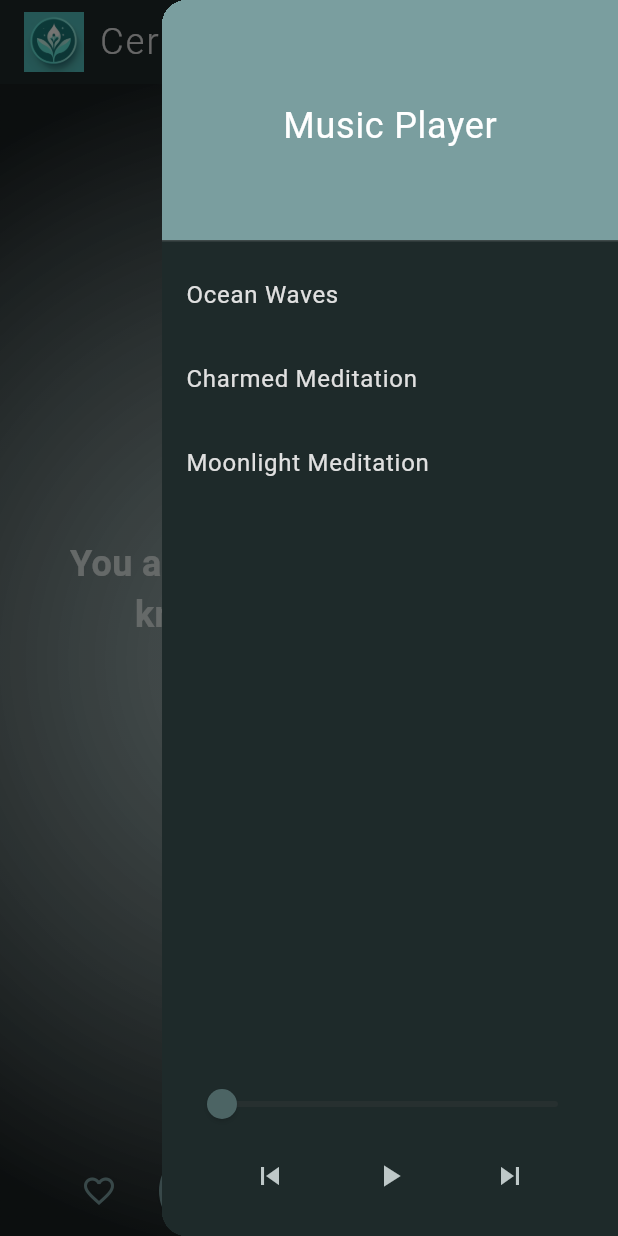
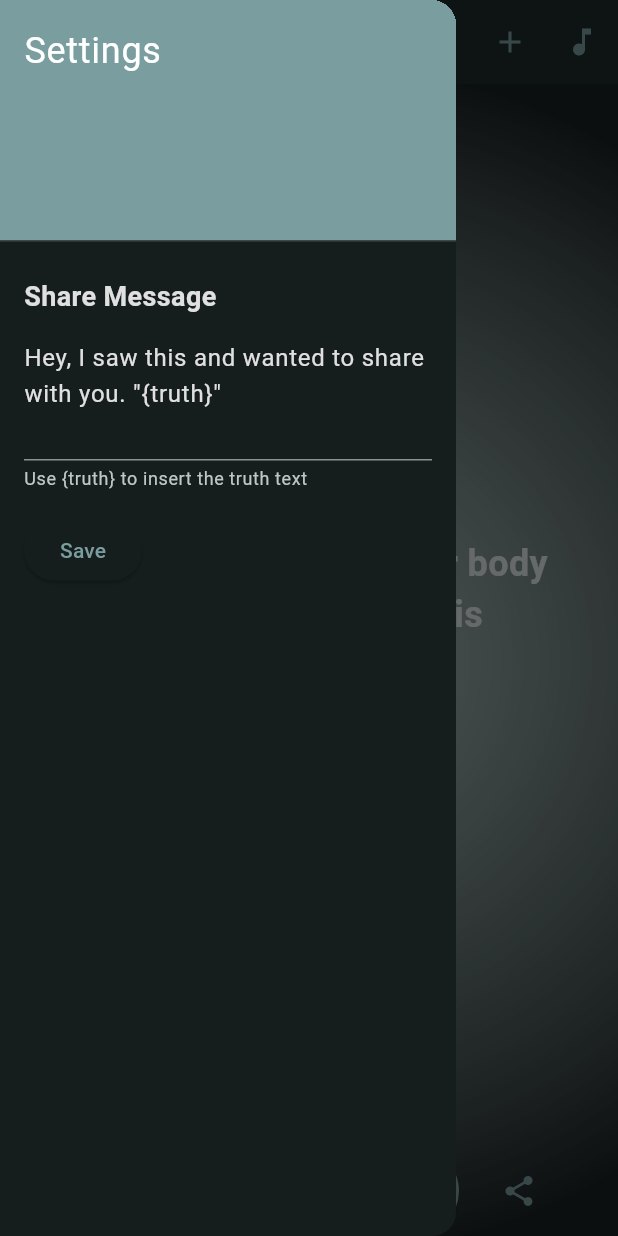
Before and after one commit to tazomatalax/Certainty, a Flutter app: the screen it shows after launch, with the side drawer open, on a phone screen of 412 x 824 dp. Run offline on Flutter 3.47's test engine with Material 3 defaults, Android fonts, the light colour scheme and no system bars; our stand-ins replace audioplayers, share_plus, sqflite; missing offline and left inert: dart:html; accounts and stored records are empty.

Commit message:
added setting sidebar and custom truth message

```diff
--- a/lib/main.dart
+++ b/lib/main.dart
@@ -4,6 +4,7 @@ import 'widgets/breathing_background.dart';
 import 'widgets/music_sidebar.dart';
 import 'services/music_player.dart';
 import 'database_helper.dart' if (dart.library.html) 'web_database_helper.dart' as db_helper;
+import 'widgets/settings_sidebar.dart'; // Add this import
 
 void main() {
   runApp(const CertaintyApp());
@@ -53,6 +54,7 @@ class _TruthsHomePageState extends State<TruthsHomePage> with TickerProviderStat
   late AnimationController _breathingController;
   late Animation<double> _breathingAnimation;
   late MusicPlayer _musicPlayer;
+  String _shareMessage = 'Hey, I saw this and wanted to share with you. "{truth}" \n\nCheck out Certainty on the App/Play Store';
 
   @override
   void initState() {
@@ -167,10 +169,21 @@ class _TruthsHomePageState extends State<TruthsHomePage> with TickerProviderStat
     }
   }
 
+  void _openSettingsSidebar() {
+    Scaffold.of(context).openDrawer();
+  }
+
+  void _updateShareMessage(String newMessage) {
+    setState(() {
+      _shareMessage = newMessage;
+    });
+  }
+
   void _shareTruth() {
     if (truths.isNotEmpty) {
       String truthText = truths[_currentIndex]['text'];
-      Share.share('Hey, I saw this and wanted to share with you. "$truthText" \n\nCheck out Certainty on the App/Play Store');
+      String formattedMessage = _shareMessage.replaceAll('{truth}', '"$truthText"');
+      Share.share(formattedMessage);
     }
   }
 
@@ -182,7 +195,9 @@ class _TruthsHomePageState extends State<TruthsHomePage> with TickerProviderStat
         backgroundColor: Theme.of(context).colorScheme.surface,
         elevation: 0,
         centerTitle: false,
-        title: Row(
+        title: GestureDetector(
+          onTap: _openSettingsSidebar,
+          child: Row(
             mainAxisAlignment: MainAxisAlignment.start,
             children: [
               Image.asset(
@@ -201,6 +216,7 @@ class _TruthsHomePageState extends State<TruthsHomePage> with TickerProviderStat
                 ),
               ),
             ],
+          ),
         ),
         actions: [
           IconButton(
@@ -231,6 +247,10 @@ class _TruthsHomePageState extends State<TruthsHomePage> with TickerProviderStat
             },
           ),
         ],
+      ),
+      drawer: SettingsSidebar(
+        currentShareMessage: _shareMessage,
+        onUpdateShareMessage: _updateShareMessage,
       ),
       endDrawer: MusicSidebar(musicPlayer: _musicPlayer),
       body: Stack(
--- /dev/null
+++ b/lib/widgets/settings_sidebar.dart
@@ -0,0 +1,86 @@
+import 'package:flutter/material.dart';
+
+class SettingsSidebar extends StatefulWidget {
+  final String currentShareMessage;
+  final Function(String) onUpdateShareMessage;
+
+  const SettingsSidebar({
+    Key? key,
+    required this.currentShareMessage,
+    required this.onUpdateShareMessage,
+  }) : super(key: key);
+
+  @override
+  _SettingsSidebarState createState() => _SettingsSidebarState();
+}
+
+class _SettingsSidebarState extends State<SettingsSidebar> {
+  late TextEditingController _shareMessageController;
+
+  @override
+  void initState() {
+    super.initState();
+    _shareMessageController = TextEditingController(text: widget.currentShareMessage);
+  }
+
+  @override
+  Widget build(BuildContext context) {
+    return Drawer(
+      child: ListView(
+        padding: EdgeInsets.zero,
+        children: [
+          DrawerHeader(
+            decoration: BoxDecoration(
+              color: Theme.of(context).colorScheme.primary,
+            ),
+            child: Text(
+              'Settings',
+              style: TextStyle(
+                color: Theme.of(context).colorScheme.onPrimary,
+                fontSize: 24,
+              ),
+            ),
+          ),
+          Padding(
+            padding: const EdgeInsets.all(16.0),
+            child: Column(
+              crossAxisAlignment: CrossAxisAlignment.start,
+              children: [
+                Text(
+                  'Share Message',
+                  style: TextStyle(
+                    fontSize: 18,
+                    fontWeight: FontWeight.bold,
+                  ),
+                ),
+                SizedBox(height: 8),
+                TextField(
+                  controller: _shareMessageController,
+                  decoration: InputDecoration(
+                    hintText: 'Enter share message',
+                    helperText: 'Use {truth} to insert the truth text',
+                  ),
+                  maxLines: 3,
+                ),
+                SizedBox(height: 16),
+                ElevatedButton(
+                  onPressed: () {
+                    widget.onUpdateShareMessage(_shareMessageController.text);
+                    Navigator.pop(context);
+                  },
+                  child: Text('Save'),
+                ),
+              ],
+            ),
+          ),
+        ],
+      ),
+    );
+  }
+
+  @override
+  void dispose() {
+    _shareMessageController.dispose();
+    super.dispose();
+  }
+}
```
Lines whose indentation alone changed are shown as unchanged.
